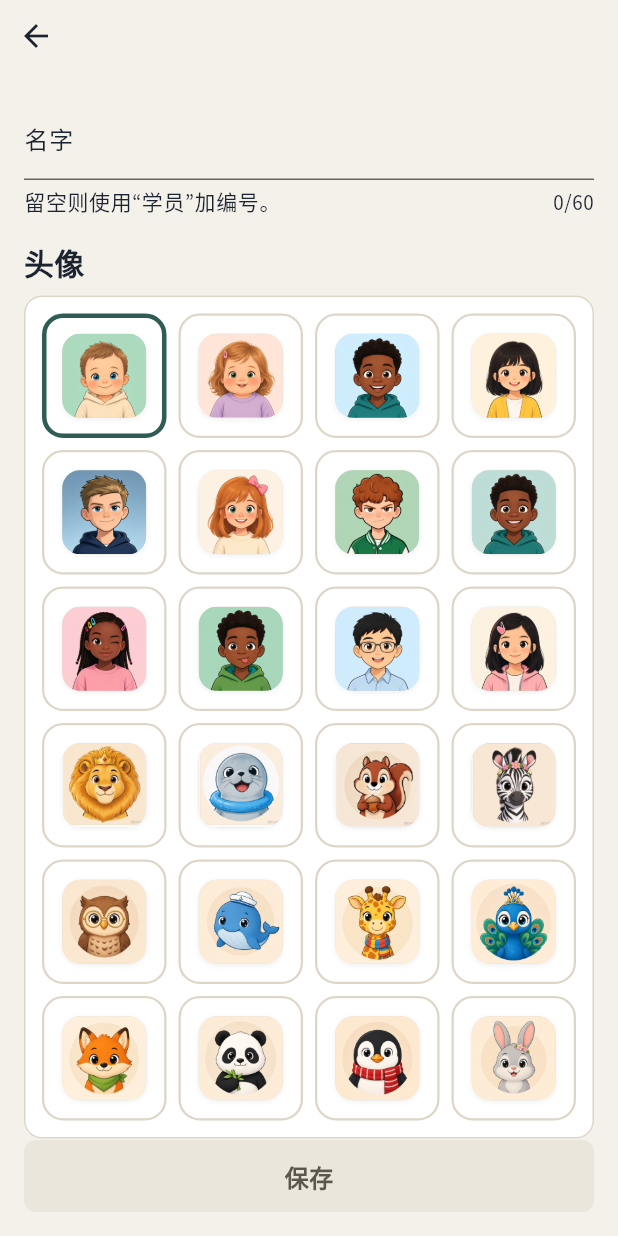
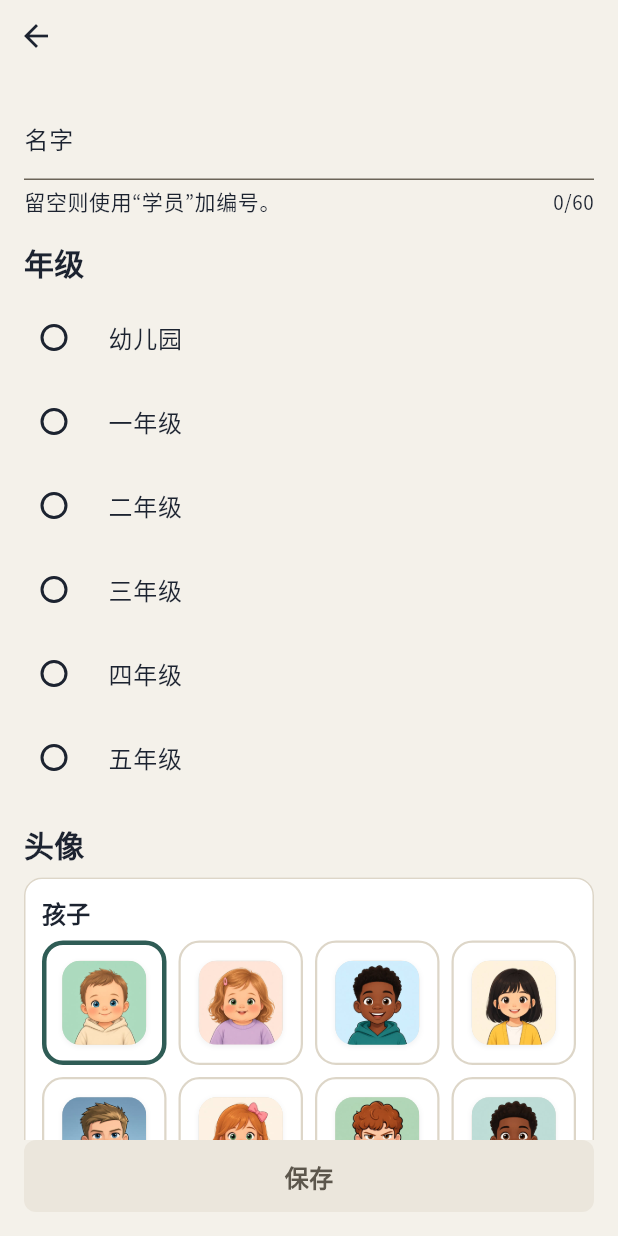
Before and after one commit to dk111222/out-m-calc, a Flutter app: the LearnerFormPage screen opened by its route, on a phone screen of 412 x 824 dp. Run offline on Flutter 3.47's test engine with Material 3 defaults, Android fonts, the phone set to English and light mode, and no system bars; our stand-ins replace audioplayers, flutter_riverpod, flutter_screenutil, flutter_tts, go_router, hive_flutter and 4 more; missing offline and left inert: google_mlkit_text_recognition; accounts and stored records are empty.

Commit message:
Show kid and animal avatars as labeled sections when adding a learner.
Split the picker into 孩子 / 动物 grids so all 24 portraits are discoverable, and put grade above the avatar block so the form stays usable.

Co-authored-by: DK <dk111222@users.noreply.github.com>

```diff
--- a/lib/domain/core.dart
+++ b/lib/domain/core.dart
@@ -768,8 +768,8 @@ String newId([Random? random]) {
   return '$time-${source.nextInt(1 << 32)}';
 }
 
-/// Illustrated kid portraits plus kawaii animal portraits.
-const learnerAvatarIds = [
+/// Soft cell-shaded kid faces (toddler → preteen).
+const kidAvatarIds = [
   'sprout',
   'petal',
   'acorn',
@@ -782,6 +782,10 @@ const learnerAvatarIds = [
   'noah',
   'piper',
   'leo',
+];
+
+/// Kawaii animal portraits offered alongside kid faces.
+const animalAvatarIds = [
   'lion',
   'seal',
   'squirrel',
@@ -795,6 +799,9 @@ const learnerAvatarIds = [
   'penguin',
   'bunny',
 ];
+
+/// All selectable child profile pictures.
+const learnerAvatarIds = [...kidAvatarIds, ...animalAvatarIds];
 
 String avatarIdFor(String? stored, String seed) {
   if (stored != null && learnerAvatarIds.contains(stored)) return stored;
--- a/lib/l10n/copy.dart
+++ b/lib/l10n/copy.dart
@@ -90,6 +90,8 @@ class Copy {
       pick('留空则使用“学员”加编号。', 'Leave this blank to use Learner and a number.');
   String get gradeWord => pick('年级', 'Grade');
   String get avatarWord => pick('头像', 'Picture');
+  String get kidAvatars => pick('孩子', 'Kids');
+  String get animalAvatars => pick('动物', 'Animals');
   String get save => pick('保存', 'Save');
   String get learners => pick('孩子', 'Learners');
   String get settings => pick('设置', 'Settings');
--- a/lib/pages/home_pages.dart
+++ b/lib/pages/home_pages.dart
@@ -197,13 +197,6 @@ class _LearnerFormPageState extends ConsumerState<LearnerFormPage> {
             ),
           ),
           const SizedBox(height: AppSpace.s16),
-          Text(t.avatarWord, style: Theme.of(context).textTheme.titleMedium),
-          const SizedBox(height: AppSpace.s8),
-          AvatarPicker(
-            selected: avatar,
-            onSelected: (value) => setState(() => _avatar = value),
-          ),
-          const SizedBox(height: AppSpace.s16),
           Text(t.gradeWord, style: Theme.of(context).textTheme.titleMedium),
           const SizedBox(height: AppSpace.s8),
           RadioGroup<String>(
@@ -219,6 +212,13 @@ class _LearnerFormPageState extends ConsumerState<LearnerFormPage> {
                   ),
               ],
             ),
+          ),
+          const SizedBox(height: AppSpace.s16),
+          Text(t.avatarWord, style: Theme.of(context).textTheme.titleMedium),
+          const SizedBox(height: AppSpace.s8),
+          AvatarPicker(
+            selected: avatar,
+            onSelected: (value) => setState(() => _avatar = value),
           ),
         ],
       ),
--- a/lib/ui/avatars.dart
+++ b/lib/ui/avatars.dart
@@ -2,6 +2,7 @@ import 'package:flutter/material.dart';
 
 import '../app/theme.dart';
 import '../domain/core.dart';
+import '../l10n/copy.dart';
 
 /// Illustrated kid + animal portraits for child profiles.
 /// Asset files live at `assets/avatars/<id>.jpg`.
@@ -127,12 +128,9 @@ class AvatarPicker extends StatelessWidget {
 
   @override
   Widget build(BuildContext context) {
-    final accent =
-        Theme.of(context).extension<AppColors>()?.accent ??
-        Theme.of(context).colorScheme.primary;
+    final t = Copy.of(context);
     final border = _borderOf(context);
     final surface = _surfaceOf(context);
-    // Four columns keeps kid + animal portraits scannable on the form.
     return Material(
       color: surface,
       elevation: 0,
@@ -142,7 +140,66 @@ class AvatarPicker extends StatelessWidget {
       ),
       child: Padding(
         padding: const EdgeInsets.all(AppSpace.s12),
-        child: GridView.count(
+        child: Column(
+          crossAxisAlignment: CrossAxisAlignment.start,
+          children: [
+            _SectionLabel(t.kidAvatars),
+            const SizedBox(height: AppSpace.s8),
+            _AvatarGrid(
+              ids: kidAvatarIds,
+              selected: selected,
+              onSelected: onSelected,
+            ),
+            const SizedBox(height: AppSpace.s16),
+            _SectionLabel(t.animalAvatars),
+            const SizedBox(height: AppSpace.s8),
+            _AvatarGrid(
+              ids: animalAvatarIds,
+              selected: selected,
+              onSelected: onSelected,
+            ),
+          ],
+        ),
+      ),
+    );
+  }
+}
+
+class _SectionLabel extends StatelessWidget {
+  const _SectionLabel(this.text);
+
+  final String text;
+
+  @override
+  Widget build(BuildContext context) {
+    return Text(
+      text,
+      style: Theme.of(context).textTheme.titleMedium?.copyWith(
+        fontSize: 16,
+        fontWeight: FontWeight.w600,
+      ),
+    );
+  }
+}
+
+class _AvatarGrid extends StatelessWidget {
+  const _AvatarGrid({
+    required this.ids,
+    required this.selected,
+    required this.onSelected,
+  });
+
+  final List<String> ids;
+  final String selected;
+  final ValueChanged<String> onSelected;
+
+  @override
+  Widget build(BuildContext context) {
+    final accent =
+        Theme.of(context).extension<AppColors>()?.accent ??
+        Theme.of(context).colorScheme.primary;
+    final border = _borderOf(context);
+    return GridView.count(
       crossAxisCount: 4,
       shrinkWrap: true,
       physics: const NeverScrollableScrollPhysics(),
@@ -150,7 +207,7 @@ class AvatarPicker extends StatelessWidget {
       crossAxisSpacing: AppSpace.s8,
       childAspectRatio: 1,
       children: [
-            for (final id in learnerAvatarIds)
+        for (final id in ids)
           Semantics(
             button: true,
             selected: id == selected,
@@ -183,8 +240,6 @@ class AvatarPicker extends StatelessWidget {
             ),
           ),
       ],
-        ),
-      ),
     );
   }
 }
```
Also changed, not shown: e2e/flows_test.dart (+4 -4 lines), 1 other file. Lines whose indentation alone changed are shown as unchanged.
